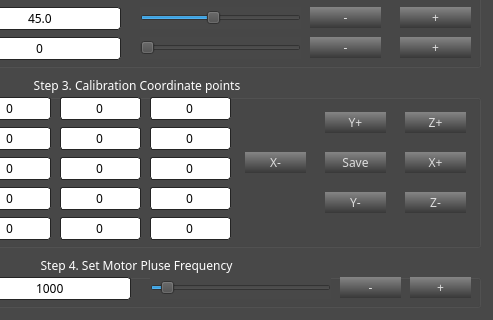
Above: Client/Arm_Software_Codes/ui/ui_parameter.ui from Freenove/Freenove_Robot_Arm_Kit_for_Raspberry_Pi before the change; both pictures show x 220 to 713 and y 163 to 483 of the 713 by 483 pixel window. Below: the same form after it.
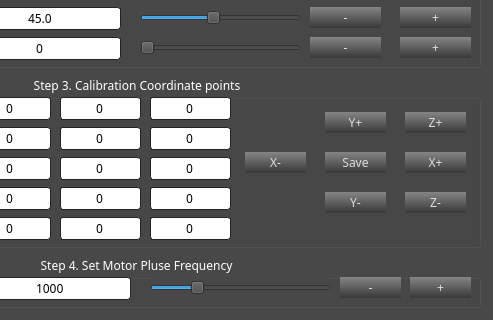
That is the form after the change.

```diff
--- a/Client/Arm_Software_Codes/ui/ui_parameter.ui
+++ b/Client/Arm_Software_Codes/ui/ui_parameter.ui
@@ -1662,7 +1662,7 @@
      <number>1</number>
     </property>
     <property name="maximum">
-     <number>320</number>
+     <number>80</number>
     </property>
     <property name="pageStep">
      <number>1</number>
```
